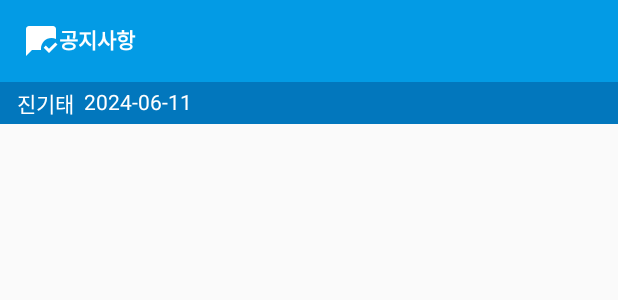
After one commit to sensesis/2071129_exercise_app, an Android app: the layout notice.xml on its own in the app's theme, with its tools: preview values and no code run, on a phone screen of 412 x 824 dp. The commit adds this screen. Shown: the top 300 px of the screen. Run offline under Robolectric (Android 15) with nearby library versions, the phone set to English and light mode, and no system bars.

Commit message:
2024-06-11 리스트뷰 초안 Notice.xml, java, Adapter 생성 colors.xml 색상 추가 baseline_mark_chat_read_24.xml 추가 ic_textms_black_24dp.xml 추가

```diff
--- /dev/null
+++ b/app/src/main/res/drawable/baseline_mark_chat_read_24.xml
@@ -0,0 +1,12 @@
+<vector
+    android:height="24dp"
+    android:tint="#ffffff"
+    android:viewportHeight="24"
+    android:viewportWidth="24"
+    android:width="24dp"
+    xmlns:android="http://schemas.android.com/apk/res/android">
+
+    <path
+        android:fillColor="@android:color/white"
+        android:pathData="M17.34,20l-3.54,-3.54l1.41,-1.41l2.12,2.12l4.24,-4.24L23,14.34L17.34,20zM12,17c0,-3.87 3.13,-7 7,-7c1.08,0 2.09,0.25 3,0.68V4c0,-1.1 -0.9,-2 -2,-2H4C2.9,2 2,2.9 2,4v18l4,-4h6v0c0,-0.17 0.01,-0.33 0.03,-0.5C12.01,17.34 12,17.17 12,17z"/>
+</vector>
--- /dev/null
+++ b/app/src/main/res/layout/notice.xml
@@ -0,0 +1,48 @@
+<?xml version="1.0" encoding="utf-8"?>
+<LinearLayout xmlns:android="http://schemas.android.com/apk/res/android"
+    android:layout_width="match_parent"
+    android:layout_height="match_parent"
+    android:orientation="vertical">
+
+    <TextView
+        android:id="@+id/noticeText"
+        android:layout_width="match_parent"
+        android:layout_height="wrap_content"
+        android:text="공지사항"
+        android:layout_gravity="center"
+        android:padding="15dp"
+        android:textColor="#ffffff"
+        android:drawableStart="@drawable/baseline_mark_chat_read_24"
+        android:drawableLeft="@drawable/baseline_mark_chat_read_24"
+        android:background="@color/colorPrimary"
+        android:textStyle="bold" />
+
+    <LinearLayout
+        android:layout_width="match_parent"
+        android:layout_height="wrap_content"
+        android:background="@color/colorPrimaryDark"
+        >
+
+        <TextView
+            android:id="@+id/nameText"
+            android:layout_width="wrap_content"
+            android:layout_height="match_parent"
+            android:text="진기태"
+            android:layout_gravity="center"
+            android:padding="3dp"
+            android:layout_marginLeft="8dp"
+            android:textColor="#ffffff"
+            android:textColorHint="#ffffff"/>
+
+        <TextView
+            android:id="@+id/dateText"
+            android:layout_width="wrap_content"
+            android:layout_height="match_parent"
+            android:text="2024-06-11"
+            android:layout_gravity="center"
+            android:padding="3dp"
+            android:textColor="#ffffff"
+            android:textColorHint="#ffffff"/>
+
+    </LinearLayout>
+</LinearLayout>
--- a/app/src/main/res/values/colors.xml
+++ b/app/src/main/res/values/colors.xml
@@ -1,5 +1,7 @@
 <?xml version="1.0" encoding="utf-8"?>
 <resources>
-    <color name="black">#FF000000</color>
-    <color name="white">#FFFFFFFF</color>
+    <color name="colorPrimary">#039BE5</color>
+    <color name="colorPrimaryDark">#0277BD</color>
+    <color name="colorAccent">#546E7A</color>
+
 </resources>
```
Also changed, not shown: app/src/main/AndroidManifest.xml (+3 -4 lines), app/src/main/java/com/cookandroid/week10_11/BackActivity.java (+31 -0 lines), app/src/main/java/com/cookandroid/week10_11/MemoActivity.java (+22 -3 lines), app/src/main/java/com/cookandroid/week10_11/Notice.java (added, +38 -0 lines), app/src/main/java/com/cookandroid/week10_11/NoticeListAdapter.java (added, +55 -0 lines), app/src/main/res/drawable/ic_textms_black_24dp.xml (added, +15 -0 lines), app/src/main/res/layout/memo.xml (+13 -2 lines), app/src/main/res/values/main_array.xml (+11 -5 lines), app/src/main/res/values/sub_back_array.xml (+12 -1 lines).
